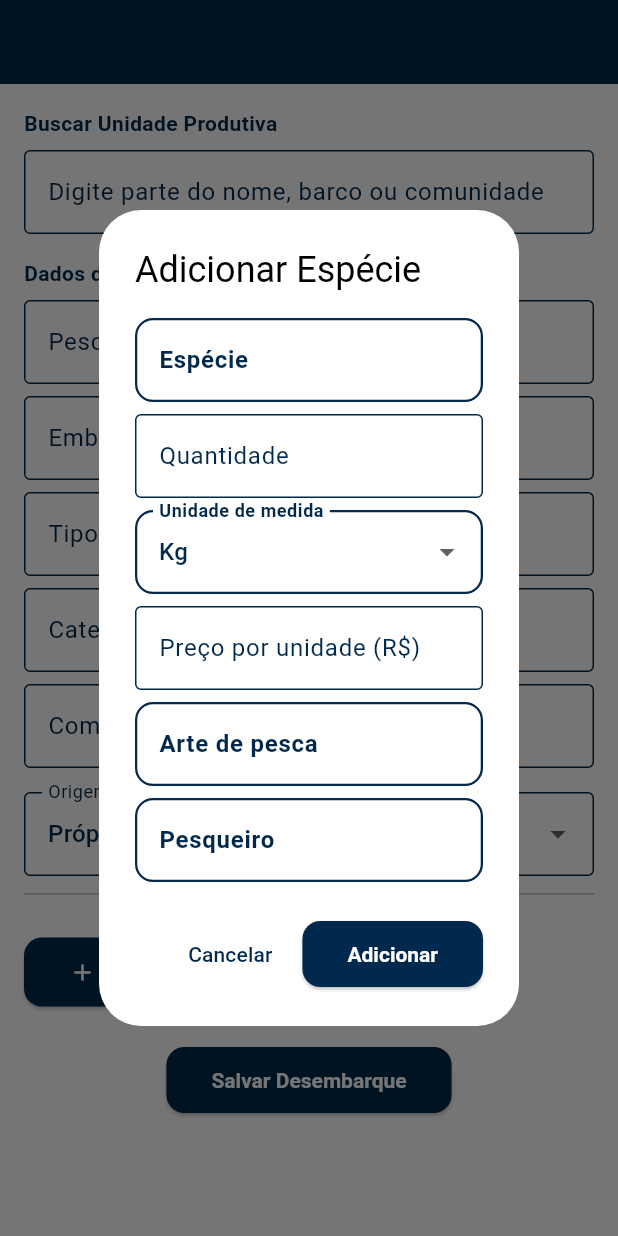
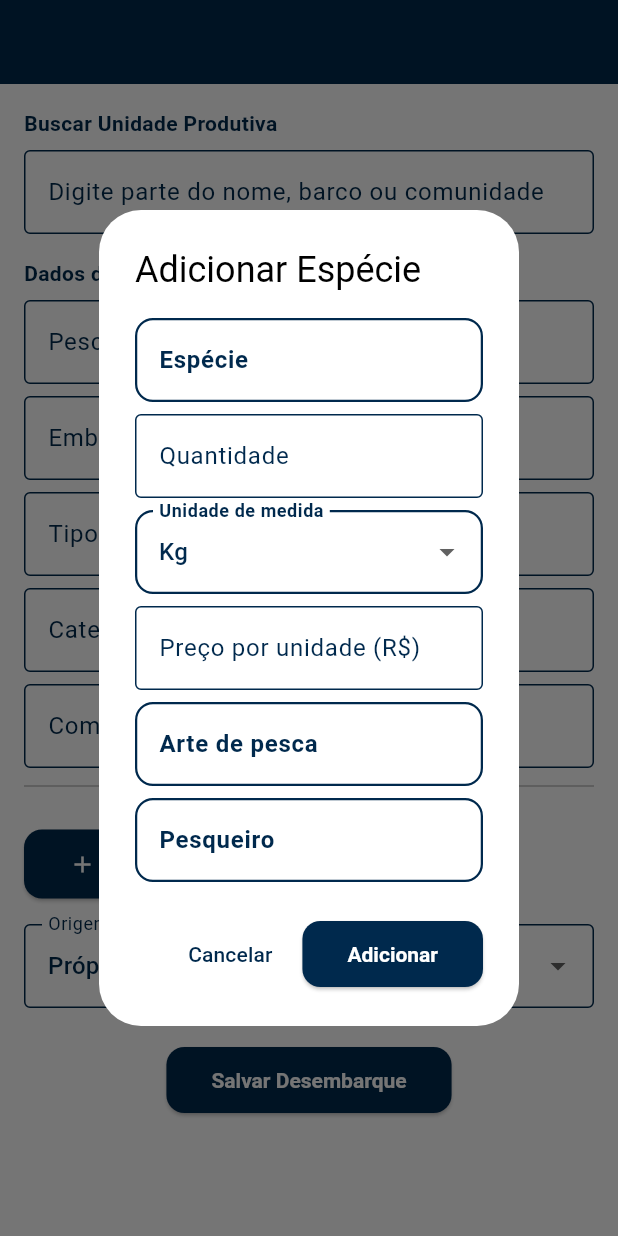
Before and after one commit to zh-marinauta/marinauta_app, a Flutter app: the ColetaScreen screen opened by its route, after a tap on "Adicionar Espécie", on a phone screen of 412 x 824 dp. Run offline on Flutter 3.47's test engine with Material 3 defaults, Android fonts, the light colour scheme and no system bars; our stand-ins replace cloud_firestore, firebase_auth, firebase_core, google_sign_in; accounts and stored records are empty; generated files the repository leaves out were written again.

Commit message:
Atualização coleta_screen: unidade_produtiva atualizada depois de atualizar id

```diff
--- a/lib/screens/coleta_screen.dart
+++ b/lib/screens/coleta_screen.dart
@@ -187,6 +187,7 @@
         'tipo_embarcacao': atualTipo.isEmpty ? tipo : atualTipo,
         'categoria_embarcacao': atualCat.isEmpty ? categoria : atualCat,
         'comunidade': atualCom.isEmpty ? comunidade : atualCom,
+        'unidade_produtiva': upConcat,
         'versao': versaoNova,
         'atualizado_em': DateTime.now().toIso8601String(),
       });
@@ -317,27 +318,6 @@
             const SizedBox(height: 8),
             _buildTextField('Comunidade', _comunidadeController, azul),
 
-            const SizedBox(height: 16),
-            DropdownButtonFormField<String>(
-              value: origemProducao,
-              items: [
-                'Própria',
-                'De terceiros',
-                'Ambas',
-              ].map((o) => DropdownMenuItem(value: o, child: Text(o))).toList(),
-              decoration: InputDecoration(
-                labelText: 'Origem da produção',
-                labelStyle: TextStyle(color: azul),
-                enabledBorder: OutlineInputBorder(
-                  borderSide: BorderSide(color: azul),
-                ),
-                focusedBorder: OutlineInputBorder(
-                  borderSide: BorderSide(color: azul),
-                ),
-              ),
-              onChanged: (v) => setState(() => origemProducao = v!),
-            ),
-
             const Divider(height: 24, color: Colors.black26),
 
             ...especiesRegistradas.asMap().entries.map((entry) {
@@ -367,7 +347,26 @@
               icon: const Icon(Icons.add),
               label: const Text('Adicionar Espécie'),
             ),
-
+            const SizedBox(height: 16),
+            DropdownButtonFormField<String>(
+              value: origemProducao,
+              items: [
+                'Própria',
+                'De terceiros',
+                'Ambas',
+              ].map((o) => DropdownMenuItem(value: o, child: Text(o))).toList(),
+              decoration: InputDecoration(
+                labelText: 'Origem da produção',
+                labelStyle: TextStyle(color: azul),
+                enabledBorder: OutlineInputBorder(
+                  borderSide: BorderSide(color: azul),
+                ),
+                focusedBorder: OutlineInputBorder(
+                  borderSide: BorderSide(color: azul),
+                ),
+              ),
+              onChanged: (v) => setState(() => origemProducao = v!),
+            ),
             const SizedBox(height: 24),
             Center(
               child: ElevatedButton(
@@ -436,6 +435,9 @@
     }
   }
 
+  // ======================================
+  // DIALOGO PARA ADICIONAR ESPÉCIE
+  // ======================================
   Future<void> _mostrarDialogoAdicionarEspecie(BuildContext context) async {
     const azul = Color(0xFF00294D);
     final especieCtrl = TextEditingController();
@@ -458,7 +460,7 @@
             content: SingleChildScrollView(
               child: Column(
                 children: [
-                  // Campo de Espécie
+                  // Campo de Espécie com autocomplete
                   TextField(
                     controller: especieCtrl,
                     style: const TextStyle(color: azul),
@@ -473,7 +475,6 @@
                   ),
                   if (sugestoesEspecie.isNotEmpty)
                     Container(
-                      margin: const EdgeInsets.only(top: 4),
                       decoration: BoxDecoration(
                         border: Border.all(color: azul),
                         borderRadius: BorderRadius.circular(8),
@@ -509,7 +510,6 @@
                     onChanged: (v) => unidade = v!,
                     decoration: const InputDecoration(
                       labelText: 'Unidade de medida',
-                      border: OutlineInputBorder(),
                     ),
                   ),
                   const SizedBox(height: 8),
@@ -518,7 +518,7 @@
                   _buildTextField('Preço por unidade (R\$)', precoCtrl, azul),
                   const SizedBox(height: 8),
 
-                  // Arte de pesca
+                  // Arte de pesca com autocomplete
                   TextField(
                     controller: arteCtrl,
                     style: const TextStyle(color: azul),
@@ -533,7 +533,6 @@
                   ),
                   if (sugestoesArte.isNotEmpty)
                     Container(
-                      margin: const EdgeInsets.only(top: 4),
                       decoration: BoxDecoration(
                         border: Border.all(color: azul),
                         borderRadius: BorderRadius.circular(8),
@@ -554,7 +553,7 @@
                     ),
                   const SizedBox(height: 8),
 
-                  // Pesqueiro
+                  // Pesqueiro com autocomplete
                   TextField(
                     controller: pesqueiroCtrl,
                     style: const TextStyle(color: azul),
@@ -569,7 +568,6 @@
                   ),
                   if (sugestoesPesqueiro.isNotEmpty)
                     Container(
-                      margin: const EdgeInsets.only(top: 4),
                       decoration: BoxDecoration(
                         border: Border.all(color: azul),
                         borderRadius: BorderRadius.circular(8),
@@ -601,6 +599,7 @@
               ElevatedButton(
                 style: ElevatedButton.styleFrom(backgroundColor: azul),
                 onPressed: () async {
+                  // 🔹 Autoalimentar coleções
                   await _garantirRegistroColecao('especies', especieCtrl.text);
                   await _garantirRegistroColecao('artes_pesca', arteCtrl.text);
                   await _garantirRegistroColecao(
@@ -608,6 +607,7 @@
                     pesqueiroCtrl.text,
                   );
 
+                  // 🔹 Adicionar à lista local
                   setState(() {
                     especiesRegistradas.add({
                       'especie': especieCtrl.text.trim(),
```
